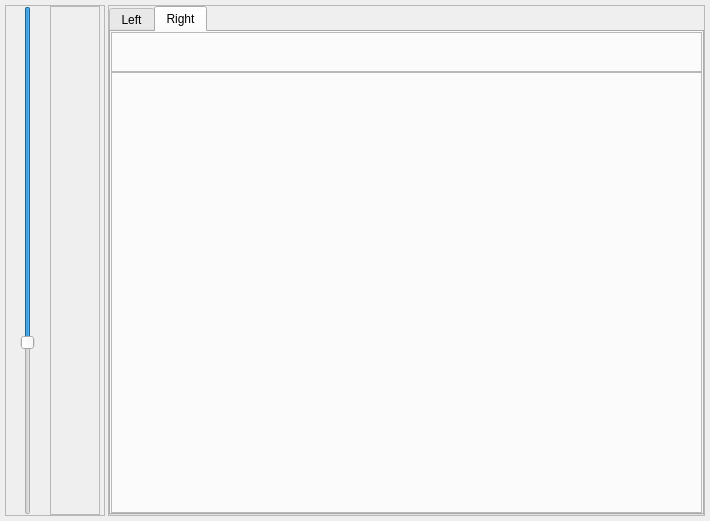
waschkbaer/BrainVis, file dev/BrainVis/drivewidget.ui: the form before one commit.
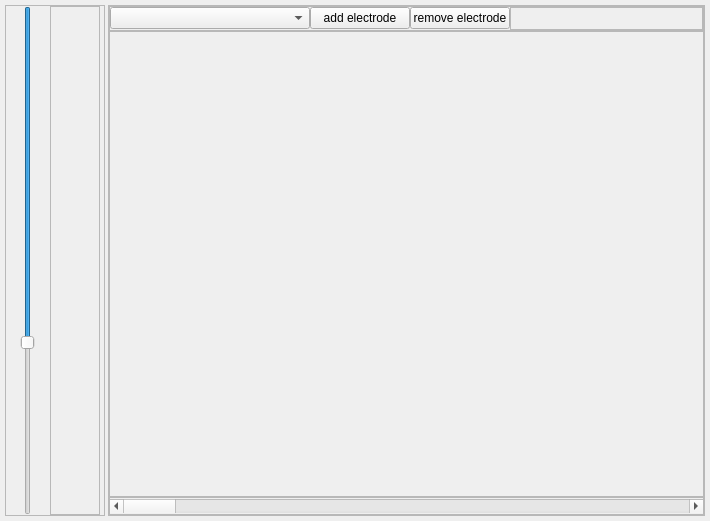
The form after the commit.

Commit message: rework starting, short break -added dropdown for electrode selection/remove -scrollbar when to many electrodes selected -need continious update check next

Diff of the .ui file:
```diff
--- a/dev/BrainVis/drivewidget.ui
+++ b/dev/BrainVis/drivewidget.ui
@@ -132,15 +132,29 @@
         <number>0</number>
        </property>
        <item>
-        <widget class="QTabWidget" name="tabWidget">
-         <property name="currentIndex">
-          <number>1</number>
+        <widget class="QFrame" name="selectPanel">
+         <property name="minimumSize">
+          <size>
+           <width>0</width>
+           <height>25</height>
+          </size>
          </property>
-         <widget class="QWidget" name="Left">
-          <attribute name="title">
-           <string>Left</string>
-          </attribute>
-          <layout class="QVBoxLayout" name="verticalLayout_3">
+         <property name="maximumSize">
+          <size>
+           <width>16777215</width>
+           <height>25</height>
+          </size>
+         </property>
+         <property name="autoFillBackground">
+          <bool>false</bool>
+         </property>
+         <property name="frameShape">
+          <enum>QFrame::StyledPanel</enum>
+         </property>
+         <property name="frameShadow">
+          <enum>QFrame::Raised</enum>
+         </property>
+         <layout class="QHBoxLayout" name="horizontalLayout_7">
            <property name="spacing">
             <number>0</number>
            </property>
@@ -157,11 +171,95 @@
             <number>0</number>
            </property>
            <item>
-            <widget class="QFrame" name="colorFrame">
+           <widget class="QComboBox" name="electrodeSelection">
+            <property name="minimumSize">
+             <size>
+              <width>200</width>
+              <height>0</height>
+             </size>
+            </property>
+            <property name="maximumSize">
+             <size>
+              <width>200</width>
+              <height>16777215</height>
+             </size>
+            </property>
+           </widget>
+          </item>
+          <item>
+           <widget class="QPushButton" name="addElectrode">
+            <property name="minimumSize">
+             <size>
+              <width>100</width>
+              <height>0</height>
+             </size>
+            </property>
+            <property name="maximumSize">
+             <size>
+              <width>100</width>
+              <height>16777215</height>
+             </size>
+            </property>
+            <property name="text">
+             <string>add electrode</string>
+            </property>
+           </widget>
+          </item>
+          <item>
+           <widget class="QPushButton" name="removeButton">
+            <property name="minimumSize">
+             <size>
+              <width>100</width>
+              <height>0</height>
+             </size>
+            </property>
+            <property name="maximumSize">
+             <size>
+              <width>100</width>
+              <height>16777215</height>
+             </size>
+            </property>
+            <property name="text">
+             <string>remove electrode</string>
+            </property>
+           </widget>
+          </item>
+          <item>
+           <widget class="QFrame" name="frame_5">
+            <property name="frameShape">
+             <enum>QFrame::StyledPanel</enum>
+            </property>
+            <property name="frameShadow">
+             <enum>QFrame::Raised</enum>
+            </property>
+           </widget>
+          </item>
+         </layout>
+        </widget>
+       </item>
+       <item>
+        <widget class="QFrame" name="dataPanel">
+         <property name="frameShape">
+          <enum>QFrame::StyledPanel</enum>
+         </property>
+         <property name="frameShadow">
+          <enum>QFrame::Raised</enum>
+         </property>
+         <layout class="QHBoxLayout" name="horizontalLayout_3"/>
+        </widget>
+       </item>
+       <item>
+        <widget class="QFrame" name="scrollPanel">
+         <property name="minimumSize">
+          <size>
+           <width>0</width>
+           <height>17</height>
+          </size>
+         </property>
              <property name="maximumSize">
               <size>
                <width>16777215</width>
-               <height>40</height>
+           <height>18</height>
               </size>
              </property>
              <property name="frameShape">
@@ -186,120 +284,14 @@
               <property name="bottomMargin">
                <number>0</number>
               </property>
-             </layout>
-            </widget>
-           </item>
            <item>
-            <widget class="QFrame" name="DataFrame">
-             <property name="frameShape">
-              <enum>QFrame::StyledPanel</enum>
-             </property>
-             <property name="frameShadow">
-              <enum>QFrame::Raised</enum>
-             </property>
-             <layout class="QHBoxLayout" name="horizontalLayout_3">
-              <property name="spacing">
-               <number>0</number>
-              </property>
-              <property name="leftMargin">
-               <number>0</number>
-              </property>
-              <property name="topMargin">
-               <number>0</number>
-              </property>
-              <property name="rightMargin">
-               <number>0</number>
-              </property>
-              <property name="bottomMargin">
-               <number>0</number>
-              </property>
-             </layout>
+           <widget class="QScrollBar" name="horizontalScrollBar">
+            <property name="orientation">
+             <enum>Qt::Horizontal</enum>
+            </property>
             </widget>
            </item>
           </layout>
-         </widget>
-         <widget class="QWidget" name="Right">
-          <attribute name="title">
-           <string>Right</string>
-          </attribute>
-          <layout class="QVBoxLayout" name="verticalLayout_2">
-           <property name="spacing">
-            <number>0</number>
-           </property>
-           <property name="leftMargin">
-            <number>0</number>
-           </property>
-           <property name="topMargin">
-            <number>0</number>
-           </property>
-           <property name="rightMargin">
-            <number>0</number>
-           </property>
-           <property name="bottomMargin">
-            <number>0</number>
-           </property>
-           <item>
-            <widget class="QFrame" name="colorFrameRight">
-             <property name="maximumSize">
-              <size>
-               <width>16777215</width>
-               <height>40</height>
-              </size>
-             </property>
-             <property name="frameShape">
-              <enum>QFrame::StyledPanel</enum>
-             </property>
-             <property name="frameShadow">
-              <enum>QFrame::Raised</enum>
-             </property>
-             <layout class="QHBoxLayout" name="horizontalLayout_5">
-              <property name="spacing">
-               <number>0</number>
-              </property>
-              <property name="leftMargin">
-               <number>0</number>
-              </property>
-              <property name="topMargin">
-               <number>0</number>
-              </property>
-              <property name="rightMargin">
-               <number>0</number>
-              </property>
-              <property name="bottomMargin">
-               <number>0</number>
-              </property>
-             </layout>
-            </widget>
-           </item>
-           <item>
-            <widget class="QFrame" name="DataFrameRight">
-             <property name="frameShape">
-              <enum>QFrame::StyledPanel</enum>
-             </property>
-             <property name="frameShadow">
-              <enum>QFrame::Raised</enum>
-             </property>
-             <layout class="QHBoxLayout" name="horizontalLayout_6">
-              <property name="spacing">
-               <number>0</number>
-              </property>
-              <property name="leftMargin">
-               <number>0</number>
-              </property>
-              <property name="topMargin">
-               <number>0</number>
-              </property>
-              <property name="rightMargin">
-               <number>0</number>
-              </property>
-              <property name="bottomMargin">
-               <number>0</number>
-              </property>
-             </layout>
-            </widget>
-           </item>
-          </layout>
-         </widget>
         </widget>
        </item>
       </layout>
```
Lines whose indentation alone changed are shown as unchanged. The commit also changes 2 other files.
